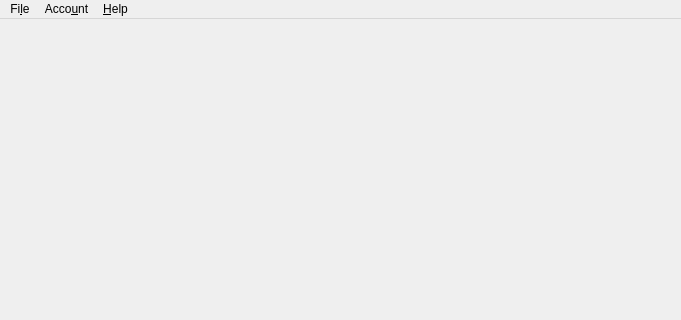
First picture: the form in res/ui/mainwindow.ui, repository duniter/sakia, before the edit; both pictures show x 0 to 681 and y 0 to 320 of the 681 by 549 pixel window.
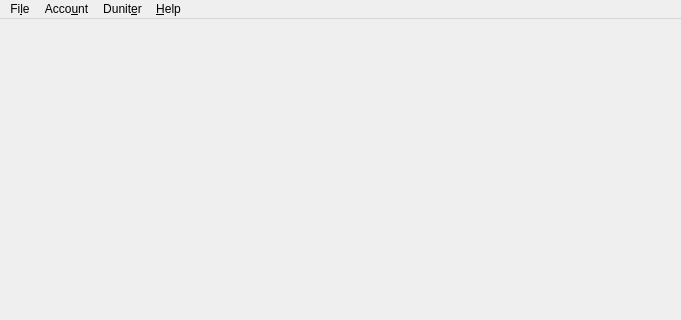
Second picture: the form after the edit.

```diff
--- a/res/ui/mainwindow.ui
+++ b/res/ui/mainwindow.ui
@@ -66,8 +66,15 @@
     </property>
     <addaction name="actionAbout"/>
    </widget>
+   <widget class="QMenu" name="menuDuniter">
+    <property name="title">
+     <string>Dunit&amp;er</string>
+    </property>
+    <addaction name="actionManage_local_node"/>
+   </widget>
    <addaction name="menu_file"/>
    <addaction name="menu_account"/>
+   <addaction name="menuDuniter"/>
    <addaction name="menu_help"/>
   </widget>
   <widget class="QStatusBar" name="statusbar"/>
```
Left out of the diff: 5 changed lines with no effect on the pictures.
